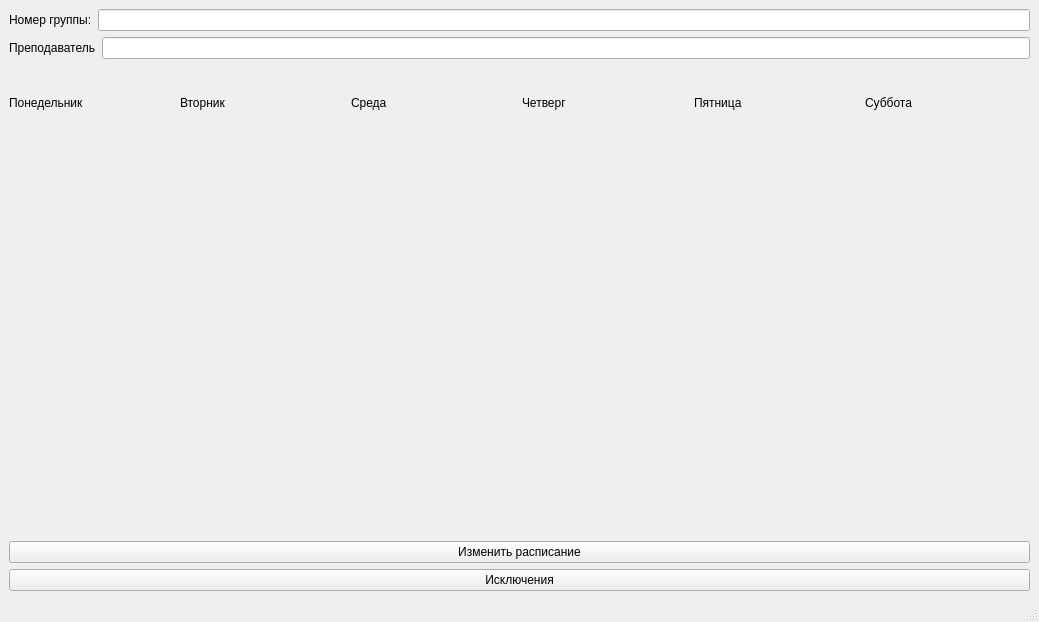
Before: the Qt Designer form client/mainwindow.ui in zefixed/raspyxxx, drawn with Qt 5.
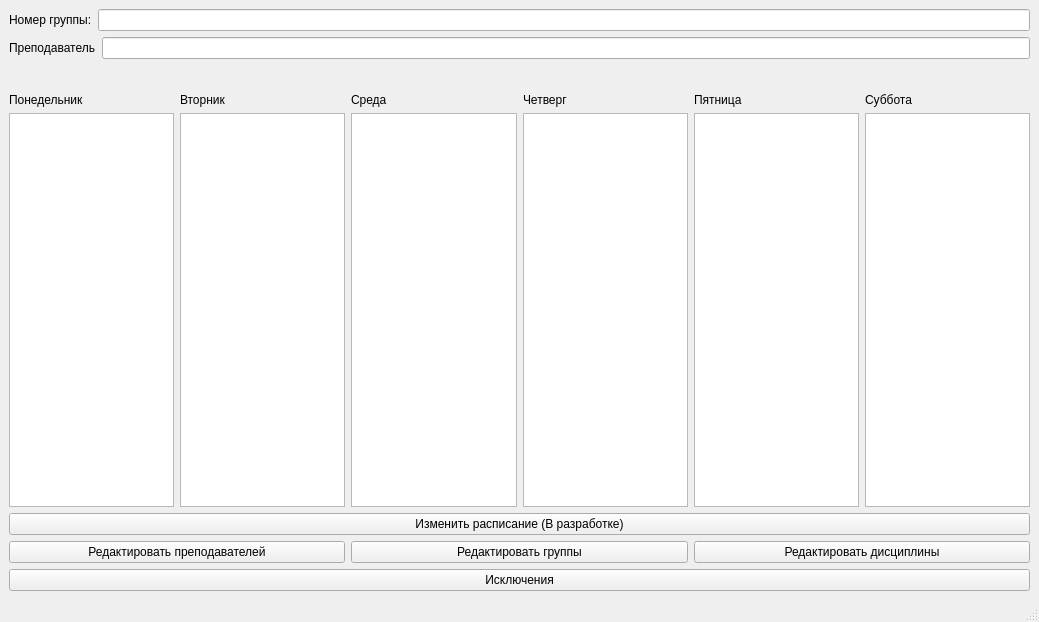
After: the same form once the commit is applied.

Diff of the .ui file:
```diff
--- a/client/mainwindow.ui
+++ b/client/mainwindow.ui
@@ -39,6 +39,55 @@
     </size>
    </property>
    <layout class="QGridLayout" name="gridLayout">
+    <item row="8" column="0">
+     <widget class="QPushButton" name="exceptions_button">
+      <property name="text">
+       <string>Исключения</string>
+      </property>
+     </widget>
+    </item>
+    <item row="6" column="0">
+     <layout class="QVBoxLayout" name="verticalLayout">
+      <property name="topMargin">
+       <number>0</number>
+      </property>
+      <item>
+       <widget class="QPushButton" name="change_schedule_button">
+        <property name="text">
+         <string>Изменить расписание (В разработке)</string>
+        </property>
+       </widget>
+      </item>
+      <item>
+       <layout class="QHBoxLayout" name="horizontalLayout_2">
+        <property name="topMargin">
+         <number>0</number>
+        </property>
+        <item>
+         <widget class="QPushButton" name="edit_teachers_button">
+          <property name="text">
+           <string>Редактировать преподавателей</string>
+          </property>
+         </widget>
+        </item>
+        <item>
+         <widget class="QPushButton" name="edit_groups_button">
+          <property name="text">
+           <string>Редактировать группы</string>
+          </property>
+         </widget>
+        </item>
+        <item>
+         <widget class="QPushButton" name="edit_disciplines_button">
+          <property name="text">
+           <string>Редактировать дисциплины</string>
+          </property>
+         </widget>
+        </item>
+       </layout>
+      </item>
+     </layout>
+    </item>
     <item row="0" column="0">
      <layout class="QVBoxLayout" name="verticalLayout_2" stretch="0,0">
       <property name="sizeConstraint">
@@ -83,13 +132,6 @@
       </item>
      </layout>
     </item>
-    <item row="5" column="0">
-     <widget class="QPushButton" name="change_schedule_button">
-      <property name="text">
-       <string>Изменить расписание</string>
-      </property>
-     </widget>
-    </item>
     <item row="2" column="0">
      <layout class="QHBoxLayout" name="horizontalLayout">
       <property name="sizeConstraint">
@@ -126,14 +168,17 @@
          </widget>
         </item>
         <item>
-         <widget class="QLabel" name="monday_schedule_label">
-          <property name="minimumSize">
-           <size>
-            <width>0</width>
-            <height>0</height>
-           </size>
+         <widget class="QTextEdit" name="monday_schedule_label">
+          <property name="sizePolicy">
+           <sizepolicy hsizetype="Preferred" vsizetype="Expanding">
+            <horstretch>0</horstretch>
+            <verstretch>0</verstretch>
+           </sizepolicy>
           </property>
-          <property name="text">
+          <property name="lineWrapMode">
+           <enum>QTextEdit::WidgetWidth</enum>
+          </property>
+          <property name="markdown">
            <string/>
           </property>
          </widget>
@@ -162,15 +207,12 @@
          </widget>
         </item>
         <item>
-         <widget class="QLabel" name="tuesday_schedule_label">
-          <property name="minimumSize">
-           <size>
-            <width>0</width>
-            <height>0</height>
-           </size>
-          </property>
-          <property name="text">
-           <string/>
+         <widget class="QTextEdit" name="tuesday_schedule_label">
+          <property name="sizePolicy">
+           <sizepolicy hsizetype="Preferred" vsizetype="Expanding">
+            <horstretch>0</horstretch>
+            <verstretch>0</verstretch>
+           </sizepolicy>
           </property>
          </widget>
         </item>
@@ -195,15 +237,12 @@
          </widget>
         </item>
         <item>
-         <widget class="QLabel" name="wednesday_schedule_label">
-          <property name="minimumSize">
-           <size>
-            <width>0</width>
-            <height>0</height>
-           </size>
-          </property>
-          <property name="text">
-           <string/>
+         <widget class="QTextEdit" name="wednesday_schedule_label">
+          <property name="sizePolicy">
+           <sizepolicy hsizetype="Preferred" vsizetype="Expanding">
+            <horstretch>0</horstretch>
+            <verstretch>0</verstretch>
+           </sizepolicy>
           </property>
          </widget>
         </item>
@@ -228,15 +267,12 @@
          </widget>
         </item>
         <item>
-         <widget class="QLabel" name="thursday_schedule_label">
-          <property name="minimumSize">
-           <size>
-            <width>0</width>
-            <height>0</height>
-           </size>
-          </property>
-          <property name="text">
-           <string/>
+         <widget class="QTextEdit" name="thursday_schedule_label">
+          <property name="sizePolicy">
+           <sizepolicy hsizetype="Preferred" vsizetype="Expanding">
+            <horstretch>0</horstretch>
+            <verstretch>0</verstretch>
+           </sizepolicy>
           </property>
          </widget>
         </item>
@@ -261,15 +297,12 @@
          </widget>
         </item>
         <item>
-         <widget class="QLabel" name="friday_schedule_label">
-          <property name="minimumSize">
-           <size>
-            <width>0</width>
-            <height>0</height>
-           </size>
-          </property>
-          <property name="text">
-           <string/>
+         <widget class="QTextEdit" name="friday_schedule_label">
+          <property name="sizePolicy">
+           <sizepolicy hsizetype="Preferred" vsizetype="Expanding">
+            <horstretch>0</horstretch>
+            <verstretch>0</verstretch>
+           </sizepolicy>
           </property>
          </widget>
         </item>
@@ -294,15 +327,12 @@
          </widget>
         </item>
         <item>
-         <widget class="QLabel" name="saturday_schedule_label">
-          <property name="minimumSize">
-           <size>
-            <width>0</width>
-            <height>0</height>
-           </size>
-          </property>
-          <property name="text">
-           <string/>
+         <widget class="QTextEdit" name="saturday_schedule_label">
+          <property name="sizePolicy">
+           <sizepolicy hsizetype="Preferred" vsizetype="Expanding">
+            <horstretch>0</horstretch>
+            <verstretch>0</verstretch>
+           </sizepolicy>
           </property>
          </widget>
         </item>
@@ -310,13 +340,6 @@
       </item>
      </layout>
     </item>
-    <item row="6" column="0">
-     <widget class="QPushButton" name="exceptions_button">
-      <property name="text">
-       <string>Исключения</string>
-      </property>
-     </widget>
-    </item>
     <item row="1" column="0">
      <widget class="QLabel" name="group_doesnt_exist_label">
       <property name="sizePolicy">
```
